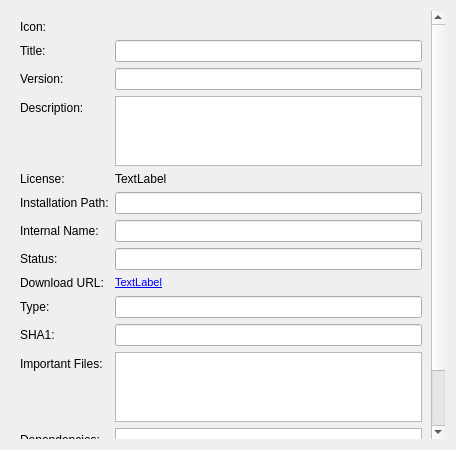
Before: the Qt Designer form wpmcpp/packageversionform.ui in npackd/npackd, drawn with Qt 5.
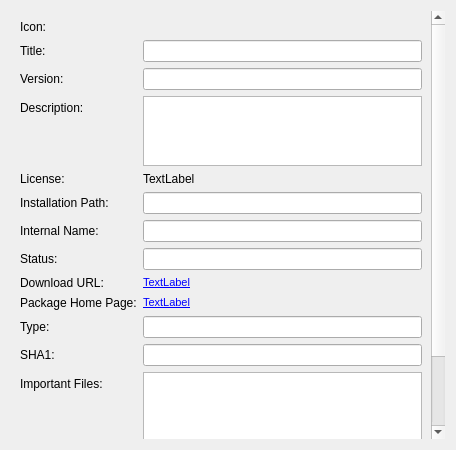
After: the same form once the commit is applied.

Commit message: show package home page too

Patch:
```diff
--- a/wpmcpp/packageversionform.ui
+++ b/wpmcpp/packageversionform.ui
@@ -28,7 +28,7 @@
         <x>0</x>
         <y>0</y>
         <width>421</width>
-        <height>488</height>
+        <height>507</height>
        </rect>
       </property>
       <layout class="QFormLayout" name="formLayout">
@@ -138,7 +138,7 @@
          </property>
         </widget>
        </item>
-       <item row="10" column="0">
+       <item row="11" column="0">
         <widget class="QLabel" name="label_10">
          <property name="text">
           <string>Type:</string>
@@ -148,14 +148,14 @@
          </property>
         </widget>
        </item>
-       <item row="10" column="1">
+       <item row="11" column="1">
         <widget class="QLineEdit" name="lineEditType">
          <property name="readOnly">
           <bool>true</bool>
          </property>
         </widget>
        </item>
-       <item row="11" column="0">
+       <item row="12" column="0">
         <widget class="QLabel" name="label_9">
          <property name="text">
           <string>SHA1:</string>
@@ -165,14 +165,14 @@
          </property>
         </widget>
        </item>
-       <item row="11" column="1">
+       <item row="12" column="1">
         <widget class="QLineEdit" name="lineEditSHA1">
          <property name="readOnly">
           <bool>true</bool>
          </property>
         </widget>
        </item>
-       <item row="12" column="0">
+       <item row="13" column="0">
         <widget class="QLabel" name="label_11">
          <property name="text">
           <string>Important Files:</string>
@@ -182,14 +182,14 @@
          </property>
         </widget>
        </item>
-       <item row="12" column="1">
+       <item row="13" column="1">
         <widget class="QTextEdit" name="textEditImportantFiles">
          <property name="readOnly">
           <bool>true</bool>
          </property>
         </widget>
        </item>
-       <item row="13" column="0">
+       <item row="14" column="0">
         <widget class="QLabel" name="label_12">
          <property name="text">
           <string>Dependencies:</string>
@@ -199,7 +199,7 @@
          </property>
         </widget>
        </item>
-       <item row="13" column="1">
+       <item row="14" column="1">
         <widget class="QTextEdit" name="textEditDependencies">
          <property name="readOnly">
           <bool>true</bool>
@@ -248,6 +248,30 @@
          </property>
         </widget>
        </item>
+       <item row="10" column="0">
+        <widget class="QLabel" name="label_14">
+         <property name="text">
+          <string>Package Home Page:</string>
+         </property>
+        </widget>
+       </item>
+       <item row="10" column="1">
+        <widget class="QLabel" name="labelHomePage">
+         <property name="mouseTracking">
+          <bool>true</bool>
+         </property>
+         <property name="text">
+          <string>&lt;!DOCTYPE HTML PUBLIC &quot;-//W3C//DTD HTML 4.0//EN&quot; &quot;http://www.w3.org/TR/REC-html40/strict.dtd&quot;&gt;
+&lt;html&gt;&lt;head&gt;&lt;meta name=&quot;qrichtext&quot; content=&quot;1&quot; /&gt;&lt;style type=&quot;text/css&quot;&gt;
+p, li { white-space: pre-wrap; }
+&lt;/style&gt;&lt;/head&gt;&lt;body style=&quot; font-family:'MS Shell Dlg 2'; font-size:8.25pt; font-weight:400; font-style:normal;&quot;&gt;
+&lt;p style=&quot; margin-top:0px; margin-bottom:0px; margin-left:0px; margin-right:0px; -qt-block-indent:0; text-indent:0px;&quot;&gt;&lt;a href=&quot;http://www.test.de&quot;&gt;&lt;span style=&quot; text-decoration: underline; color:#0000ff;&quot;&gt;TextLabel&lt;/span&gt;&lt;/a&gt;&lt;/p&gt;&lt;/body&gt;&lt;/html&gt;</string>
+         </property>
+         <property name="openExternalLinks">
+          <bool>true</bool>
+         </property>
+        </widget>
+       </item>
       </layout>
      </widget>
     </widget>
```
Left out of the diff: 3 changed lines with no effect on the pictures. The commit also changes 3 other files.
